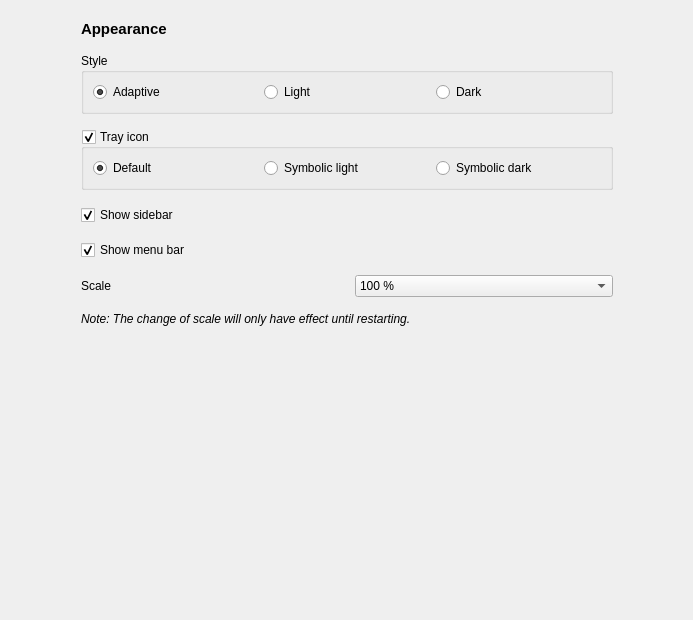
Above: zapzap/ui/ui_page_appearance.ui from rafatosta/zapzap before the change. Below: the same form after it.
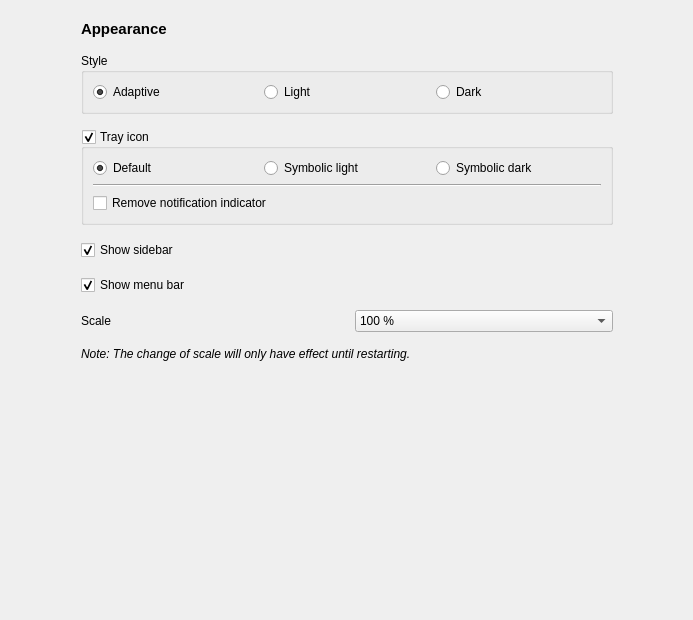
That is the form after the change.

Commit message: Remove notification indicator #316

What changed in the file:
```diff
--- a/zapzap/ui/ui_page_appearance.ui
+++ b/zapzap/ui/ui_page_appearance.ui
@@ -102,6 +102,13 @@
            <bool>true</bool>
           </property>
           <layout class="QGridLayout" name="gridLayout_2">
+           <item row="2" column="0" colspan="2">
+            <widget class="QCheckBox" name="notificationCounter">
+             <property name="text">
+              <string>Remove notification indicator</string>
+             </property>
+            </widget>
+           </item>
            <item row="0" column="0">
             <widget class="QRadioButton" name="tray_default_radioButton">
              <property name="text">
@@ -112,13 +119,6 @@
              </property>
             </widget>
            </item>
-           <item row="0" column="1">
-            <widget class="QRadioButton" name="tray_slight_radioButton">
-             <property name="text">
-              <string>Symbolic light</string>
-             </property>
-            </widget>
-           </item>
            <item row="0" column="2">
             <widget class="QRadioButton" name="tray_sdark_radioButton">
              <property name="text">
@@ -126,6 +126,20 @@
              </property>
             </widget>
            </item>
+           <item row="0" column="1">
+            <widget class="QRadioButton" name="tray_slight_radioButton">
+             <property name="text">
+              <string>Symbolic light</string>
+             </property>
+            </widget>
+           </item>
+           <item row="1" column="0" colspan="3">
+            <widget class="Line" name="line">
+             <property name="orientation">
+              <enum>Qt::Orientation::Horizontal</enum>
+             </property>
+            </widget>
+           </item>
           </layout>
          </widget>
         </item>
```
The commit also changes 3 other files.
